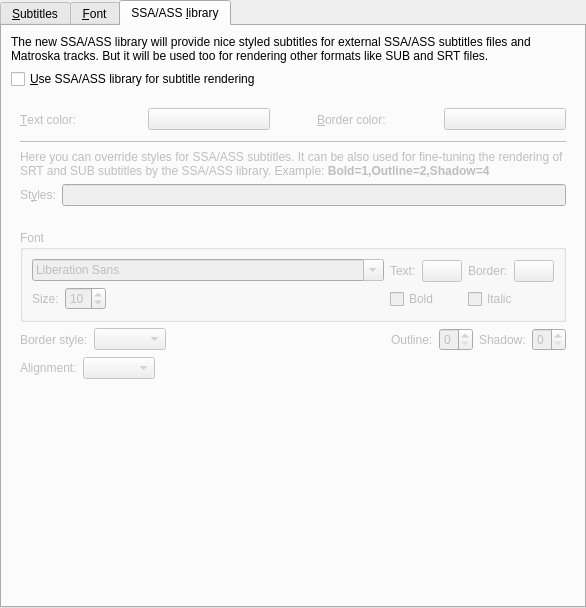
Above: src/prefsubtitles.ui from wilbert2000/wzplayer before the change. Below: the same form after it.
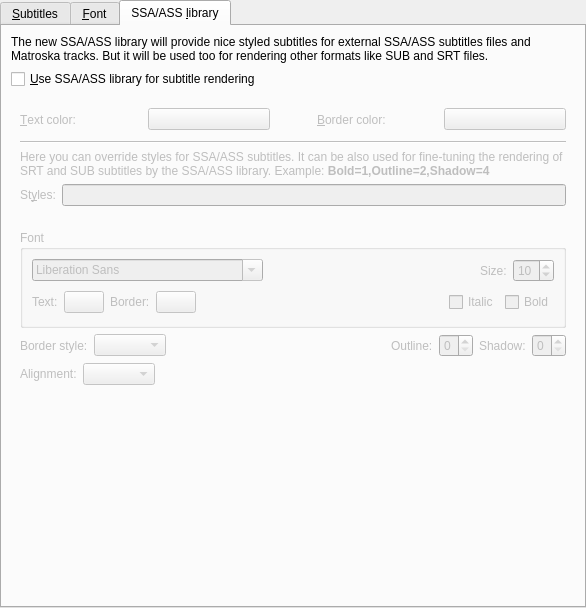
That is the form after the change. The open tabs and pages were chosen to show the change. Custom widgets are drawn as their Qt base class.

Commit message: Some fixes to make the new subtitle options usable

The edit to the form file:
```diff
--- a/src/prefsubtitles.ui
+++ b/src/prefsubtitles.ui
@@ -875,86 +875,103 @@
             <property name="title" >
              <string>Font</string>
             </property>
-            <layout class="QGridLayout" >
-             <item row="0" column="0" colspan="3" >
-              <widget class="MyFontComboBox" name="style_font_combo" />
+            <layout class="QVBoxLayout" >
+             <item>
+              <layout class="QHBoxLayout" >
+               <item>
+                <widget class="MyFontComboBox" name="style_font_combo" />
+               </item>
+               <item>
+                <spacer>
+                 <property name="orientation" >
+                  <enum>Qt::Horizontal</enum>
+                 </property>
+                 <property name="sizeHint" >
+                  <size>
+                   <width>40</width>
+                   <height>20</height>
+                  </size>
+                 </property>
+                </spacer>
+               </item>
+               <item>
+                <widget class="QLabel" name="label" >
+                 <property name="text" >
+                  <string>Size:</string>
+                 </property>
+                </widget>
+               </item>
+               <item>
+                <widget class="QSpinBox" name="style_size_spin" >
+                 <property name="minimum" >
+                  <number>1</number>
+                 </property>
+                 <property name="value" >
+                  <number>10</number>
+                 </property>
+                </widget>
+               </item>
+              </layout>
              </item>
-             <item rowspan="2" row="0" column="3" >
-              <layout class="QGridLayout" >
-               <item row="0" column="0" >
+             <item>
+              <layout class="QHBoxLayout" >
+               <item>
                 <widget class="QLabel" name="label_2" >
                  <property name="text" >
                   <string>Text:</string>
                  </property>
                 </widget>
                </item>
-               <item row="0" column="1" >
+               <item>
                 <widget class="SelectColorButton" name="style_text_color_button" >
                  <property name="text" >
                   <string/>
                  </property>
                 </widget>
                </item>
-               <item row="0" column="2" >
+               <item>
                 <widget class="QLabel" name="label_3" >
                  <property name="text" >
                   <string>Border:</string>
                  </property>
                 </widget>
                </item>
-               <item row="0" column="3" >
+               <item>
                 <widget class="SelectColorButton" name="style_border_color_button" >
                  <property name="text" >
                   <string/>
                  </property>
                 </widget>
                </item>
-               <item row="1" column="0" colspan="2" >
-                <widget class="QCheckBox" name="style_bold_check" >
-                 <property name="text" >
-                  <string>Bold</string>
+               <item>
+                <spacer>
+                 <property name="orientation" >
+                  <enum>Qt::Horizontal</enum>
                  </property>
-                </widget>
+                 <property name="sizeHint" >
+                  <size>
+                   <width>81</width>
+                   <height>28</height>
+                  </size>
+                 </property>
+                </spacer>
                </item>
-               <item row="1" column="2" colspan="2" >
+               <item>
                 <widget class="QCheckBox" name="style_italic_check" >
                  <property name="text" >
                   <string>Italic</string>
                  </property>
                 </widget>
                </item>
+               <item>
+                <widget class="QCheckBox" name="style_bold_check" >
+                 <property name="text" >
+                  <string>Bold</string>
+                 </property>
+                </widget>
+               </item>
               </layout>
              </item>
-             <item row="1" column="0" >
-              <widget class="QLabel" name="label" >
-               <property name="text" >
-                <string>Size:</string>
-               </property>
-              </widget>
-             </item>
-             <item row="1" column="1" >
-              <widget class="QSpinBox" name="style_size_spin" >
-               <property name="minimum" >
-                <number>1</number>
-               </property>
-               <property name="value" >
-                <number>10</number>
-               </property>
-              </widget>
-             </item>
-             <item row="1" column="2" >
-              <spacer>
-               <property name="orientation" >
-                <enum>Qt::Horizontal</enum>
-               </property>
-               <property name="sizeHint" >
-                <size>
-                 <width>40</width>
-                 <height>20</height>
-                </size>
-               </property>
-              </spacer>
-             </item>
             </layout>
            </widget>
           </item>
@@ -984,7 +1001,7 @@
              </spacer>
             </item>
             <item>
-             <widget class="QLabel" name="label_6" >
+             <widget class="QLabel" name="style_outline_label" >
               <property name="text" >
                <string>Outline:</string>
               </property>
@@ -1004,7 +1021,7 @@
              </widget>
             </item>
             <item>
-             <widget class="QLabel" name="label_7" >
+             <widget class="QLabel" name="style_shadow_label" >
               <property name="text" >
                <string>Shadow:</string>
               </property>
@@ -1057,7 +1074,7 @@
          <property name="sizeHint" >
           <size>
            <width>564</width>
-           <height>20</height>
+           <height>21</height>
           </size>
          </property>
         </spacer>
```
Left out of the diff: 10 changed lines with no effect on the pictures. The commit also changes 2 other files.
